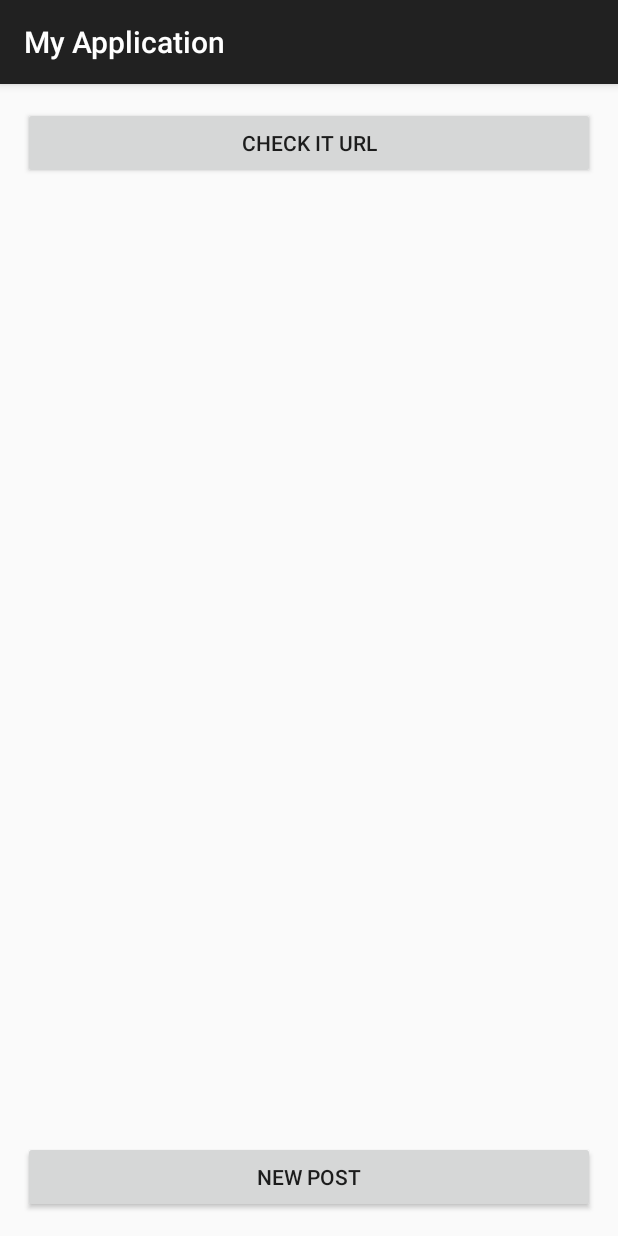
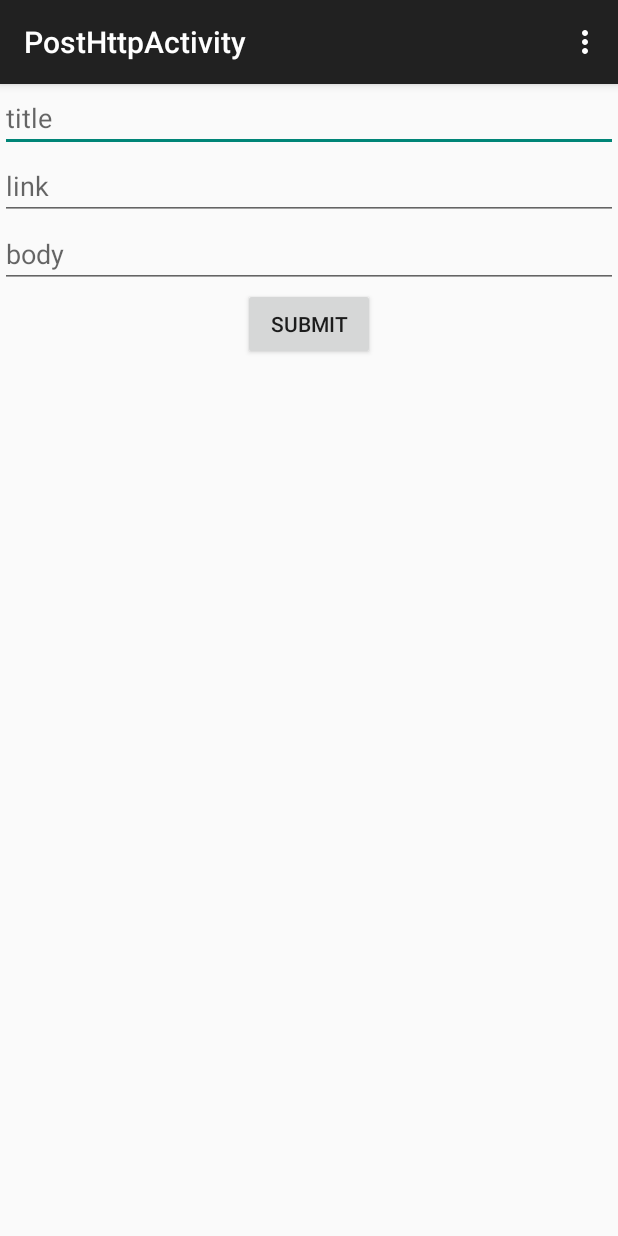
Before and after one commit to bhSurplus/StarterAndroidHTTP, an Android app: the screen it shows after launch (MainActivity before the commit, PostHttpActivity after it), after a tap on "NEW POST", on a phone screen of 412 x 824 dp. Run offline under Robolectric (Android 15) with nearby library versions, the phone set to English and light mode, and no system bars; libraries missing offline, so code that uses them is left out: com.loopj.android.

Commit message:
post and get working nicely with Create and Read. Nice starting point for more advanced crud/http functionality

```diff
--- a/app/build.gradle
+++ b/app/build.gradle
@@ -22,4 +22,5 @@ android {
 dependencies {
     compile fileTree(dir: 'libs', include: ['*.jar'])
     compile 'com.android.support:appcompat-v7:22.2.1'
+    compile 'com.loopj.android:android-async-http:1.4.8'
 }
--- a/app/src/main/AndroidManifest.xml
+++ b/app/src/main/AndroidManifest.xml
@@ -23,6 +23,10 @@
             android:name=".ResponseActivity"
             android:label="@string/title_activity_response" >
         </activity>
+        <activity
+            android:name=".PostHttpActivity"
+            android:label="@string/title_activity_post_http" >
+        </activity>
     </application>
 
 </manifest>
--- /dev/null
+++ b/app/src/main/java/com/example/arthur/myapplication/PostHttpActivity.java
@@ -0,0 +1,72 @@
+package com.example.arthur.myapplication;
+
+import android.content.Intent;
+import android.support.v7.app.AppCompatActivity;
+import android.os.Bundle;
+import android.view.Menu;
+import android.view.View;
+import android.widget.TextView;
+import android.widget.Toast;
+
+import com.loopj.android.http.AsyncHttpClient;
+import com.loopj.android.http.AsyncHttpResponseHandler;
+import com.loopj.android.http.RequestParams;
+
+import org.apache.http.Header;
+
+import java.io.IOException;
+import java.io.UnsupportedEncodingException;
+
+public class PostHttpActivity extends AppCompatActivity {
+
+    TextView newTitle, newBody, newLink;
+    AsyncHttpClient client = new AsyncHttpClient();
+
+    public void submitNewPost( View view ) throws IOException {
+        createArticle( newTitle.getText().toString(), newBody.getText().toString(), newLink.getText().toString() );
+        Intent intent = new Intent(this, MainActivity.class);
+        startActivity(intent);
+    }
+
+    public void createArticle( String title, String body, String link ) {
+        RequestParams params = new RequestParams();
+        params.put( "title", title );
+        params.put( "body", body );
+        params.put("link", link);
+
+        client.post("http://192.168.0.10:3030/newArticle", params, new AsyncHttpResponseHandler() {
+
+            @Override
+            public void onSuccess(int statusCode, Header[] headers, byte[] response) {
+                try {
+                    String decoded = new String(response, "UTF-8");
+                    Toast.makeText(getApplicationContext(), "Successful Addition to the Database", Toast.LENGTH_LONG).show();
+                } catch (UnsupportedEncodingException e) {
+                    Toast.makeText(getApplicationContext(), "whups", Toast.LENGTH_LONG).show();
+                }
+            }
+
+            @Override
+            public void onFailure(int statusCode, Header[] headers, byte[] errorResponse, Throwable e) {
+                Toast.makeText(getApplicationContext(), "fail", Toast.LENGTH_SHORT).show();
+            }
+        });
+    }
+
+    @Override
+    protected void onCreate(Bundle savedInstanceState) {
+        super.onCreate(savedInstanceState);
+        setContentView(R.layout.activity_post_http);
+
+        newTitle = (TextView) findViewById( R.id.new_post_title );
+        newBody =  (TextView) findViewById( R.id.new_post_body );
+        newLink =  (TextView) findViewById( R.id.new_post_link );
+    }
+
+    @Override
+    public boolean onCreateOptionsMenu(Menu menu) {
+        // Inflate the menu; this adds items to the action bar if it is present.
+        getMenuInflater().inflate(R.menu.menu_post_http, menu);
+        return true;
+    }
+}
--- a/app/src/main/res/layout/activity_main.xml
+++ b/app/src/main/res/layout/activity_main.xml
@@ -1,25 +1,41 @@
 <?xml version="1.0" encoding="utf-8"?>
-<RelativeLayout
+
+<LinearLayout
     xmlns:android="http://schemas.android.com/apk/res/android"
     android:layout_height="fill_parent"
     android:layout_width="fill_parent"
-    android:orientation="vertical"
-    android:gravity="center" >
+    android:orientation="vertical">
+
+    <ScrollView
+        android:layout_width="fill_parent"
+        android:layout_height="fill_parent">
+
+    <RelativeLayout
+        android:id="@+id/rel_layout"
+        android:layout_height="wrap_content"
+        android:layout_width="fill_parent"
+        android:orientation="vertical" >
 
         <Button
             android:id="@+id/blabla"
             android:layout_width="fill_parent"
             android:layout_margin="15dp"
             android:layout_height="wrap_content"
-        android:onClick="myClickHandler"
+            android:onClick="checkItUrl"
             android:text="@string/checkit_url" />
 
+        <!--<ScrollView-->
+            <!--android:layout_width="fill_parent"-->
+            <!--android:layout_height="wrap_content"-->
+            <!--android:layout_below="@+id/blabla" >-->
             <TextView
                 android:id="@+id/myText"
                 android:layout_width="fill_parent"
-        android:layout_height="fill_parent"
-        android:layout_below="@+id/blabla" >
-    </TextView>
+                android:layout_height="wrap_content"
+                android:maxLines="10000"
+                android:scrollbars="vertical"
+                android:layout_below="@id/blabla"/>
+        <!--</ScrollView>-->
 
         <Button
             android:layout_width="fill_parent"
@@ -27,39 +43,10 @@
             android:text="@string/new_post"
             android:layout_margin="15dp"
             android:onClick="newPost"
-        android:layout_alignParentBottom="true"/>
+            android:layout_below="@id/myText"/>
 
     </RelativeLayout>
 
-<!--<RelativeLayout-->
-    <!--xmlns:android="http://schemas.android.com/apk/res/android"-->
-    <!--android:layout_height="fill_parent"-->
-    <!--android:layout_width="fill_parent" >-->
+    </ScrollView>
 
-    <!--<LinearLayout android:id="@+id/blabla"-->
-        <!--android:layout_width="match_parent"-->
-        <!--android:layout_height="wrap_content"-->
-        <!--android:orientation="horizontal" >-->
-
-        <!--<EditText-->
-            <!--android:id="@+id/myUrl"-->
-            <!--android:layout_width="0dp"-->
-            <!--android:layout_height="wrap_content"-->
-            <!--android:layout_weight="1"-->
-            <!--android:hint="@string/checkit_url" />-->
-
-        <!--<Button-->
-            <!--android:layout_width="wrap_content"-->
-            <!--android:layout_height="wrap_content"-->
-            <!--android:onClick="myClickHandler"-->
-            <!--android:text="@string/button_submit" />-->
-    <!--</LinearLayout>-->
-
-    <!--<TextView-->
-        <!--android:id="@+id/myText"-->
-        <!--android:layout_width="fill_parent"-->
-        <!--android:layout_height="fill_parent"-->
-        <!--android:layout_below="@+id/blabla" >-->
-    <!--</TextView>-->
-
-<!--</RelativeLayout>-->
+</LinearLayout>
--- /dev/null
+++ b/app/src/main/res/layout/activity_post_http.xml
@@ -0,0 +1,38 @@
+<RelativeLayout
+    xmlns:android="http://schemas.android.com/apk/res/android"
+    android:layout_width="fill_parent"
+    android:layout_height="fill_parent"
+    android:orientation="vertical" >
+
+
+    <EditText
+        android:id="@+id/new_post_title"
+        android:hint="@string/post_title"
+        android:layout_width="fill_parent"
+        android:layout_height="wrap_content" />
+
+    <EditText
+        android:id="@+id/new_post_link"
+        android:hint="@string/post_link"
+        android:layout_width="fill_parent"
+        android:layout_height="wrap_content"
+        android:layout_below="@id/new_post_title"/>
+
+    <EditText
+        android:id="@+id/new_post_body"
+        android:hint="@string/post_body"
+        android:layout_width="fill_parent"
+        android:layout_height="wrap_content"
+        android:layout_below="@id/new_post_link"
+        android:gravity="top"/>
+
+    <Button
+        android:id="@+id/new_post_submit"
+        android:text="@string/submit_button"
+        android:layout_width="wrap_content"
+        android:layout_height="wrap_content"
+        android:onClick="submitNewPost"
+        android:layout_below="@id/new_post_body"
+        android:layout_centerHorizontal="true"/>
+
+</RelativeLayout>
--- /dev/null
+++ b/app/src/main/res/menu/menu_post_http.xml
@@ -0,0 +1,7 @@
+<menu xmlns:android="http://schemas.android.com/apk/res/android"
+    xmlns:app="http://schemas.android.com/apk/res-auto"
+    xmlns:tools="http://schemas.android.com/tools"
+    tools:context="com.example.arthur.myapplication.PostHttpActivity">
+    <item android:id="@+id/action_settings" android:title="@string/action_settings"
+        android:orderInCategory="100" app:showAsAction="never" />
+</menu>
--- a/app/src/main/res/values/strings.xml
+++ b/app/src/main/res/values/strings.xml
@@ -7,6 +7,13 @@
 
     <string name="checkit_url">check it url</string>
     <string name="new_post">new post</string>
+    <string name="submit_button">submit</string>
     <string name="title_activity_main">MainActivity</string>
+    <string name="title_activity_post_http">PostHttpActivity</string>
+
+    <string name="post_title">title</string>
+    <string name="post_body">body</string>
+    <string name="post_link">link</string>
+    <string name="post_thumbnail">thumbnail</string>
 
 </resources>
```
Also changed, not shown: app/src/main/java/com/example/arthur/myapplication/Article.java (added, +24 -0 lines), app/src/main/java/com/example/arthur/myapplication/MainActivity.java (+50 -177 lines), 2 other files. Lines whose indentation alone changed are shown as unchanged.
